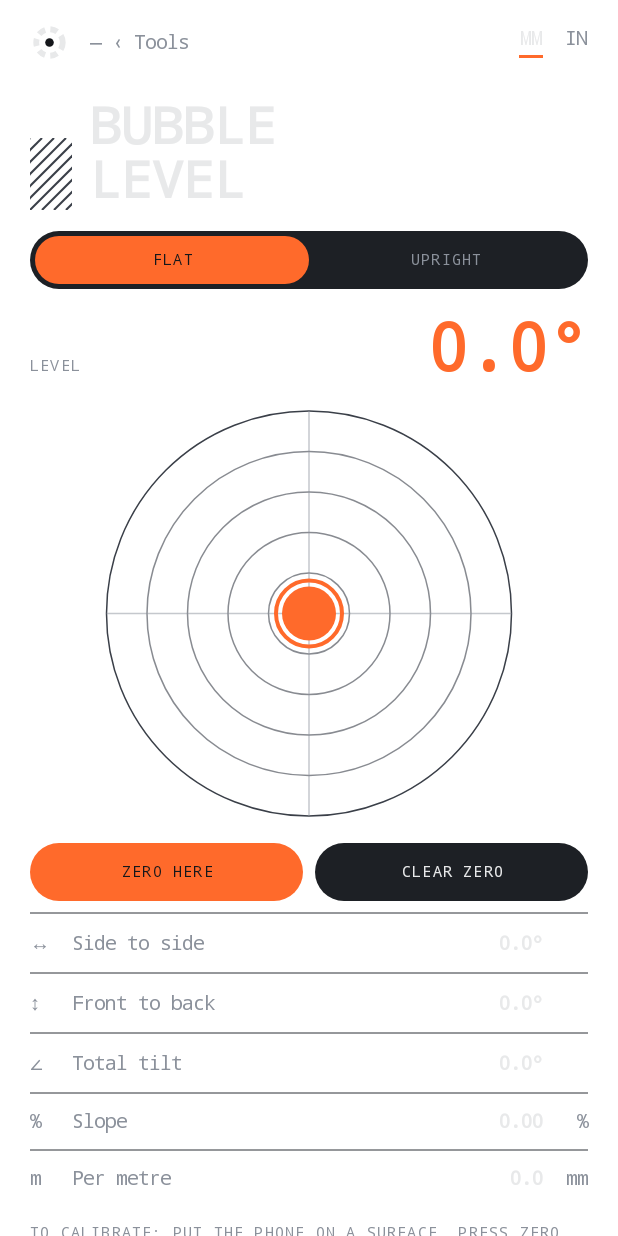
After one commit to 11dot04/BENCH, an Android app built with Jetpack Compose: the composable LevelScreen shown on its own in the app's theme, on a phone screen of 412 x 824 dp. The commit adds this screen. Run offline under Robolectric (Android 15) with nearby library versions, the phone set to English and light mode, and no system bars.

Commit message:
Add files via upload

```diff
--- /dev/null
+++ b/app/src/main/java/com/bench/screens/LevelScreen.kt
@@ -0,0 +1,85 @@
+package com.bench.screens
+
+import android.hardware.Sensor
+import android.hardware.SensorManager
+import androidx.compose.foundation.Canvas
+import androidx.compose.foundation.layout.Row
+import androidx.compose.foundation.layout.Spacer
+import androidx.compose.foundation.layout.fillMaxWidth
+import androidx.compose.foundation.layout.height
+import androidx.compose.foundation.layout.width
+import androidx.compose.runtime.*
+import androidx.compose.runtime.saveable.rememberSaveable
+import androidx.compose.ui.Modifier
+import androidx.compose.ui.geometry.Offset
+import androidx.compose.ui.graphics.drawscope.Stroke
+import androidx.compose.ui.platform.LocalContext
+import androidx.compose.ui.unit.dp
+import com.bench.engine.*
+import com.bench.ui.*
+import kotlin.math.atan2
+import kotlin.math.sqrt
+import kotlin.math.tan
+
+/** Two-axis bubble level, flat on a surface or upright against a wall, with a zero calibration. */
+@Composable
+fun LevelScreen(unit: LenUnit, onUnit: (LenUnit) -> Unit, onBack: () -> Unit) {
+    val ctx = LocalContext.current
+    var gx by remember { mutableStateOf(0.0) }
+    var gy by remember { mutableStateOf(0.0) }
+    var gz by remember { mutableStateOf(9.81) }
+    var mode by rememberSaveable { mutableStateOf(0) }
+    var zeroA by rememberSaveable { mutableStateOf(0.0) }
+    var zeroB by rememberSaveable { mutableStateOf(0.0) }
+    LaunchedEffect(Unit) {
+        SensorHub.samples(ctx, Sensor.TYPE_ACCELEROMETER, SensorManager.SENSOR_DELAY_GAME).collect { s ->
+            gx += 0.2 * (s.x - gx)
+            gy += 0.2 * (s.y - gy)
+            gz += 0.2 * (s.z - gz)
+        }
+    }
+    val rawA = Math.toDegrees(if (mode == 0) atan2(gx, gz) else atan2(gx, gy))
+    val rawB = Math.toDegrees(if (mode == 0) atan2(gy, gz) else atan2(gz, gy))
+    val a = rawA - zeroA
+    val b = rawB - zeroB
+    val total = sqrt(a * a + b * b)
+    val onTarget = total < 0.3
+    ToolScaffold("BUBBLE\nLEVEL", unit, onUnit, onBack) {
+        Segmented(listOf("FLAT", "UPRIGHT"), mode, Modifier.fillMaxWidth()) { mode = it; zeroA = 0.0; zeroB = 0.0 }
+        Gap(8)
+        BigValue(if (onTarget) "LEVEL" else "OFF BY", plain(total, 1) + "°")
+        Canvas(Modifier.fillMaxWidth().height(290.dp)) {
+            val c = Offset(size.width / 2f, size.height / 2f)
+            val r = minOf(size.width, size.height) / 2f - 10.dp.toPx()
+            val range = 5.0
+            for (i in 1..5) drawCircle(BenchColors.line2.copy(alpha = if (i == 5) 1f else 0.6f), r * i / 5f, c, style = Stroke(1.5f))
+            drawLine(BenchColors.dim.copy(alpha = 0.5f), Offset(c.x - r, c.y), Offset(c.x + r, c.y), 1.5f)
+            drawLine(BenchColors.dim.copy(alpha = 0.5f), Offset(c.x, c.y - r), Offset(c.x, c.y + r), 1.5f)
+            val br = 18.dp.toPx()
+            var dx = (a / range).toFloat() * r
+            var dy = (-b / range).toFloat() * r
+            val len = sqrt(dx * dx + dy * dy)
+            val maxLen = r - br
+            if (len > maxLen) { dx *= maxLen / len; dy *= maxLen / len }
+            drawCircle(if (onTarget) BenchColors.accent else BenchColors.ink, br, Offset(c.x + dx, c.y + dy))
+            drawCircle(BenchColors.accent, br + 4.dp.toPx(), c, style = Stroke(if (onTarget) 4f else 1.5f))
+        }
+        Gap(8)
+        Row(Modifier.fillMaxWidth()) {
+            ActionButton("ZERO HERE", Modifier.weight(1f), primary = true) { zeroA = rawA; zeroB = rawB }
+            Spacer(Modifier.width(8.dp))
+            ActionButton("CLEAR ZERO", Modifier.weight(1f)) { zeroA = 0.0; zeroB = 0.0 }
+        }
+        Gap(8)
+        Readout(
+            listOf(
+                ReadoutRow("↔", "Side to side", listOf(degText(a))),
+                ReadoutRow("↕", if (mode == 0) "Front to back" else "Lean", listOf(degText(b))),
+                ReadoutRow("∠", "Total tilt", listOf(degText(total))),
+                ReadoutRow("%", "Slope", listOf(plain(100.0 * tan(Math.toRadians(total)), 2)), "%"),
+                ReadoutRow("m", "Per metre", listOf(plain(1000.0 * tan(Math.toRadians(total)), 1)), "mm")
+            )
+        )
+        Note("TO CALIBRATE: PUT THE PHONE ON A SURFACE, PRESS ZERO, TURN IT 180° AND CHECK. IF IT READS THE SAME, THE SURFACE IS WHAT IS OFF.")
+    }
+}
```
Also changed, not shown: app/src/main/java/com/bench/screens/GForceScreen.kt (added, +101 -0 lines), app/src/main/java/com/bench/screens/HomeScreen.kt (+39 -15 lines), app/src/main/java/com/bench/screens/SpinScreen.kt (added, +60 -0 lines), app/src/main/java/com/bench/screens/SwingScreen.kt (added, +50 -0 lines), app/src/main/java/com/bench/screens/WifiScreen.kt (added, +77 -0 lines).
